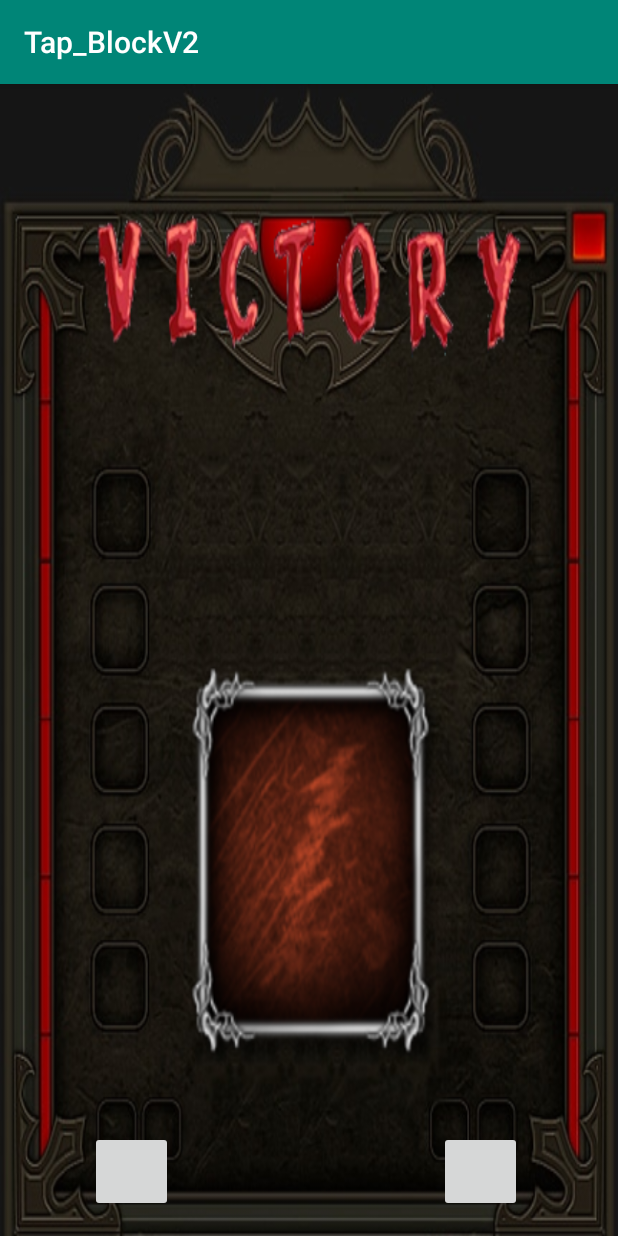
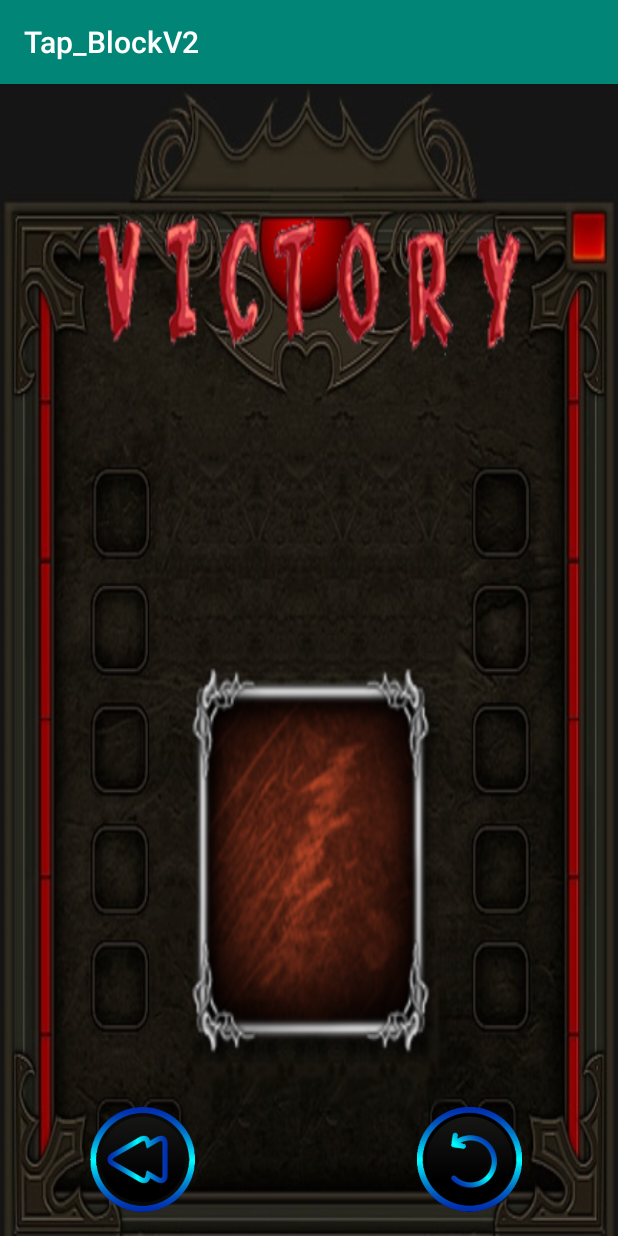
Before and after one commit to Lecodeurfou/Tap_Block, an Android app: the score_activity screen opened directly, with no data from a screen before it, on a phone screen of 412 x 824 dp. Run offline under Robolectric (Android 15) with nearby library versions, the phone set to English and light mode, and no system bars.

Commit message:
add Button +Background + res_image
Ajout des images pour les boutons sur l'écran de score

```diff
--- a/app/src/main/res/layout/activity_score_activity.xml
+++ b/app/src/main/res/layout/activity_score_activity.xml
@@ -9,23 +9,25 @@
 
     <ImageButton
         android:id="@+id/imageButton_backmenu"
-        android:layout_width="55dp"
-        android:layout_height="54dp"
+        android:layout_width="70dp"
+        android:layout_height="70dp"
         android:layout_marginStart="60dp"
         android:layout_marginBottom="16dp"
+        android:background="@drawable/buttonsBack"
         app:layout_constraintBottom_toBottomOf="parent"
         app:layout_constraintStart_toStartOf="parent"
-        tools:srcCompat="@tools:sample/avatars" />
+        />
+
 
     <ImageButton
         android:id="@+id/imageButton_replay"
-        android:layout_width="55dp"
-        android:layout_height="54dp"
+        android:layout_width="70dp"
+        android:layout_height="70dp"
         android:layout_marginEnd="64dp"
         android:layout_marginBottom="16dp"
         app:layout_constraintBottom_toBottomOf="parent"
         app:layout_constraintEnd_toEndOf="parent"
-        tools:srcCompat="@tools:sample/avatars" />
+        android:background="@drawable/buttonsReplay"/>
 
     <TextView
         android:id="@+id/score_text"
```
Also changed, not shown: app/src/main/res/drawable/buttonsBack.png (added), app/src/main/res/drawable/buttonsReplay.png (added).
